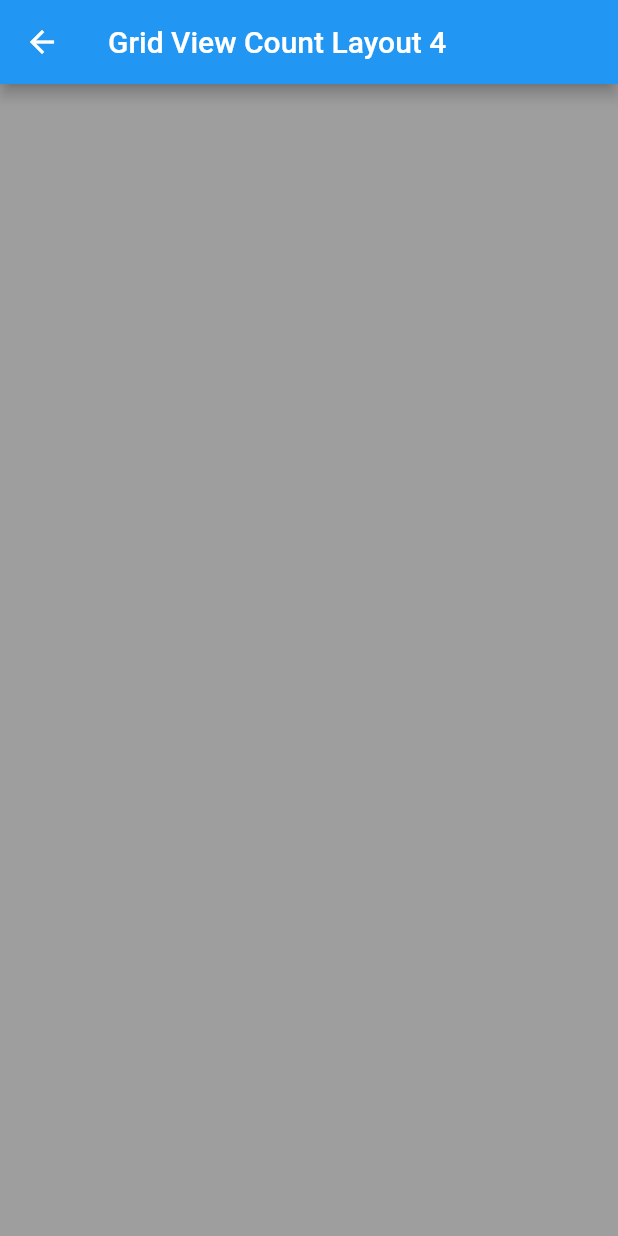
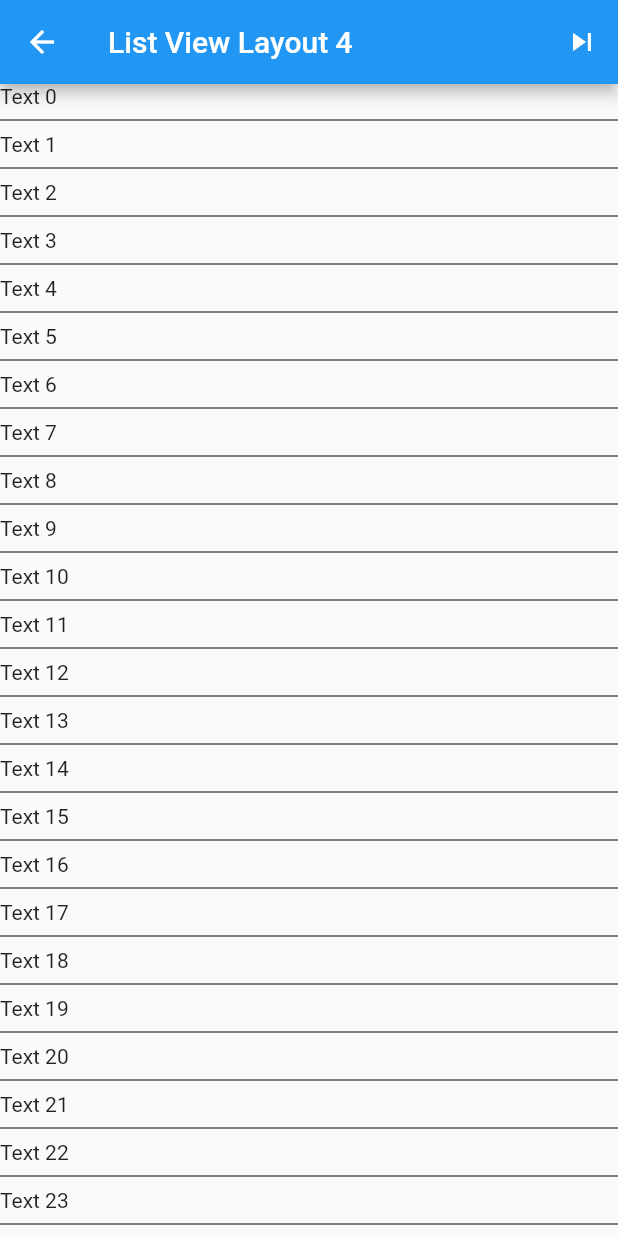
Before and after one commit to imksav/flutter, a Flutter app: the GridViewBuilder screen opened directly, after a tap on an icon or button, on a phone screen of 412 x 824 dp. Run offline on Flutter 3.47's test engine with Material 2 defaults, Android fonts, the phone set to English and light mode, and no system bars.

Commit message:
Completed List Tile

```diff
--- a/lib/main.dart
+++ b/lib/main.dart
@@ -1,3 +1,4 @@
+import 'package:firstapp/screens/layout3/list_tile_layout.dart';
 import 'package:firstapp/screens/main/layout_decoration_screen.dart';
 import 'package:flutter/material.dart';
 
@@ -16,6 +17,7 @@ class MyApp extends StatelessWidget {
         primarySwatch: Colors.blue,
       ),
       home: MyHomePage(title: 'Back to Code!'),
+      // home: ListTileLayout(),
     );
   }
 }
@@ -64,6 +66,7 @@ class _MyHomePageState extends State<MyHomePage> {
                       builder: (context) => LayoutDecorationScreen(
                           Text("Column and Row Layout"))),
                 );
+
                 print("Column Widgets");
               },
             )
--- a/lib/screens/layout3/grid_view_builder.dart
+++ b/lib/screens/layout3/grid_view_builder.dart
@@ -1,4 +1,4 @@
-import 'package:firstapp/screens/layout3/grid_view_count.dart';
+import 'package:firstapp/screens/layout3/list_view.dart';
 import 'package:firstapp/screens/main/color_change_layout.dart';
 import 'package:flutter/material.dart';
 
@@ -55,7 +55,7 @@ class GridViewBuilder extends StatelessWidget {
               ),
               onTap: () {
                 Navigator.push(context,
-                    MaterialPageRoute(builder: (context) => GridViewCount()));
+                    MaterialPageRoute(builder: (context) => ListViewLayout()));
               },
             );
           },
--- a/lib/screens/layout3/grid_view_count.dart
+++ /dev/null
@@ -1,15 +0,0 @@
-import 'package:flutter/material.dart';
-
-class GridViewCount extends StatelessWidget {
-  @override
-  Widget build(BuildContext context) {
-    return Scaffold(
-      appBar: AppBar(
-        title: Text("Grid View Count Layout 4"),
-      ),
-      body: Container(
-        color: Colors.grey,
-      ),
-    );
-  }
-}
--- /dev/null
+++ b/lib/screens/layout3/list_view.dart
@@ -0,0 +1,43 @@
+import 'package:firstapp/screens/layout3/list_tile_layout.dart';
+import 'package:flutter/material.dart';
+
+// ignore: must_be_immutable
+class ListViewLayout extends StatelessWidget {
+  List<String> listItems = <String>[
+    "Apple",
+    "Ball",
+    "Cat",
+    "Dog",
+  ];
+  List<int> colorCodes = <int>[100, 300, 600, 900];
+  @override
+  Widget build(BuildContext context) {
+    return Scaffold(
+        appBar: AppBar(
+          title: Text("List View Layout 4"),
+          actions: [
+            IconButton(
+                onPressed: () {
+                  Navigator.push(
+                      context,
+                      MaterialPageRoute(
+                          builder: (context) => ListTileLayout()));
+                },
+                icon: Icon(Icons.skip_next))
+          ],
+        ),
+        body: ListView.separated(
+          itemCount: 50,
+          itemBuilder: (_, index) {
+            return Container(
+              // color: Colors.amber[colorCodes[index]],
+              child: Text("Text $index"),
+              // child: Text("Text ${listItems[index]}"),
+            );
+          },
+          separatorBuilder: (BuildContext context, int index) => Divider(
+            color: Colors.black,
+          ),
+        ));
+  }
+}
```
Also changed, not shown: lib/screens/layout3/list_tile_layout.dart (added, +48 -0 lines), lib/widgets/layout3/my_list_title.dart (added, +32 -0 lines).
